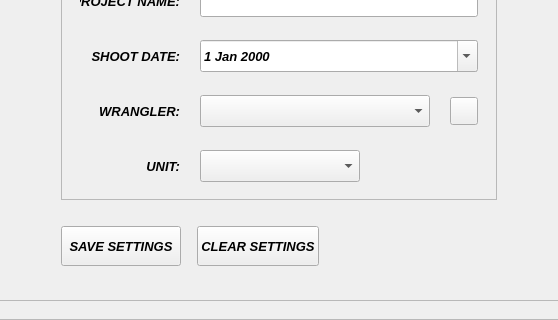
Before: the Qt Designer form showtools/ui/ShowTools.ui in HarryShaper/Assignments_repository, drawn with Qt 5; both pictures show x 479 to 1037 and y 460 to 780 of the 1350 by 780 pixel window.
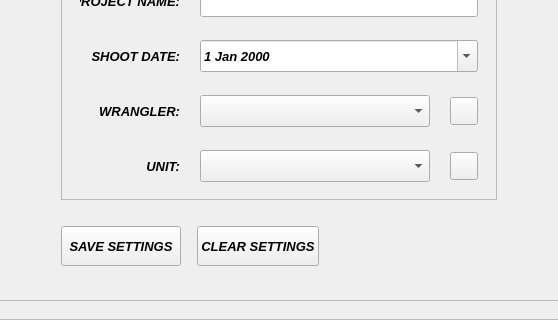
After: the same form once the commit is applied. Icons and pictures are not drawn.

Patch:
```diff
--- a/showtools/ui/ShowTools.ui
+++ b/showtools/ui/ShowTools.ui
@@ -2542,7 +2542,7 @@
                        </property>
                        <layout class="QHBoxLayout" name="horizontalLayout_43">
                         <item>
-                         <layout class="QHBoxLayout" name="horizontalLayout_42" stretch="0,1,0">
+                         <layout class="QHBoxLayout" name="horizontalLayout_42" stretch="0,1,0,0">
                           <property name="spacing">
                            <number>20</number>
                           </property>
@@ -2578,13 +2578,13 @@
                             </property>
                             <property name="minimumSize">
                              <size>
-                              <width>140</width>
+                              <width>230</width>
                               <height>28</height>
                              </size>
                             </property>
                             <property name="maximumSize">
                              <size>
-                              <width>160</width>
+                              <width>230</width>
                               <height>34</height>
                              </size>
                             </property>
@@ -2629,14 +2629,36 @@
                             <property name="orientation">
                              <enum>Qt::Horizontal</enum>
                             </property>
+                            <property name="sizeType">
+                             <enum>QSizePolicy::Fixed</enum>
+                            </property>
                             <property name="sizeHint" stdset="0">
                              <size>
-                              <width>40</width>
+                              <width>6</width>
                               <height>20</height>
                              </size>
                             </property>
                            </spacer>
                           </item>
+                          <item>
+                           <widget class="QPushButton" name="btn_editUnits">
+                            <property name="minimumSize">
+                             <size>
+                              <width>28</width>
+                              <height>28</height>
+                             </size>
+                            </property>
+                            <property name="maximumSize">
+                             <size>
+                              <width>28</width>
+                              <height>28</height>
+                             </size>
+                            </property>
+                            <property name="text">
+                             <string/>
+                            </property>
+                           </widget>
+                          </item>
                          </layout>
                         </item>
                        </layout>
```
